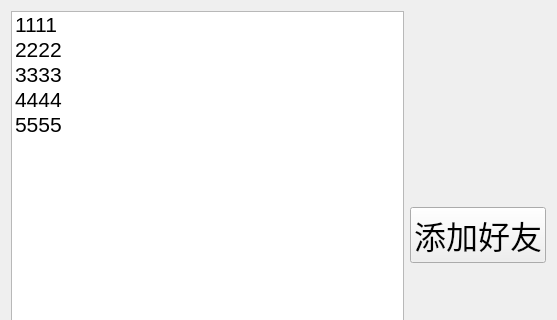
Before: the Qt Designer form TcpClient/online.ui in Study-gui/QT, drawn with Qt 5; both pictures show x 0 to 557 and y 0 to 320 of the 557 by 470 pixel window.
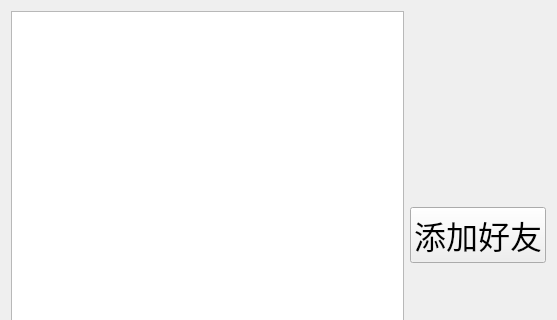
After: the same form once the commit is applied.

The edit to the form file:
```diff
--- a/TcpClient/online.ui
+++ b/TcpClient/online.ui
@@ -23,31 +23,6 @@
          <pointsize>16</pointsize>
         </font>
        </property>
-       <item>
-        <property name="text">
-         <string>1111</string>
-        </property>
-       </item>
-       <item>
-        <property name="text">
-         <string>2222</string>
-        </property>
-       </item>
-       <item>
-        <property name="text">
-         <string>3333</string>
-        </property>
-       </item>
-       <item>
-        <property name="text">
-         <string>4444</string>
-        </property>
-       </item>
-       <item>
-        <property name="text">
-         <string>5555</string>
-        </property>
-       </item>
       </widget>
      </item>
      <item>
```
